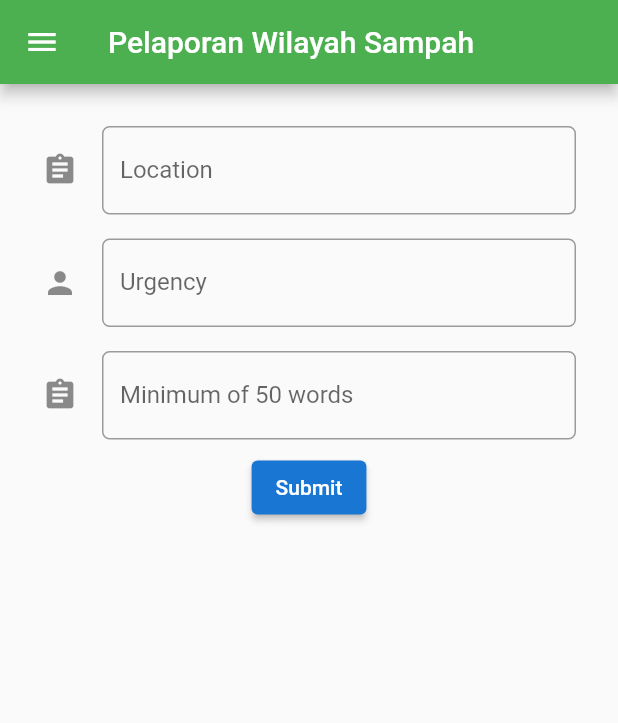
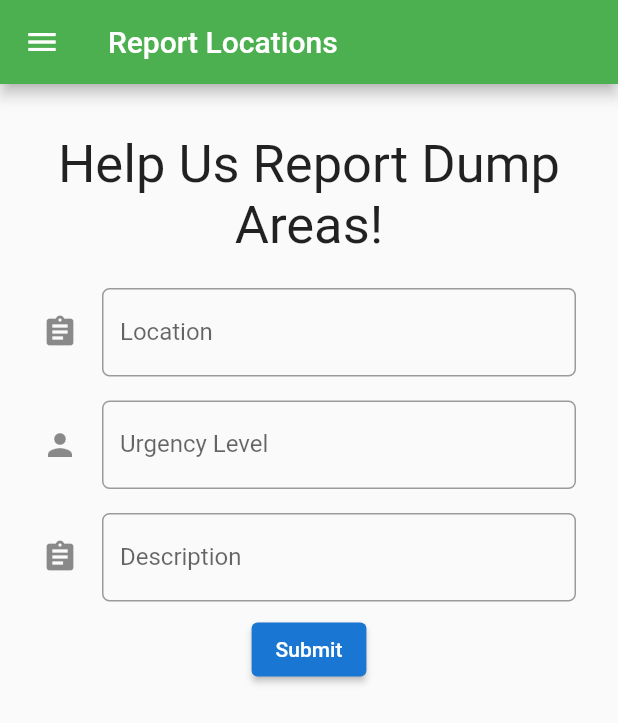
Before and after one commit to A03-PBP-2022/cleanify-mobile, a Flutter app: the FormReportPage screen opened directly, on a phone screen of 412 x 824 dp. Shown: the top 723 px of the screen. Run offline on Flutter 3.47's test engine with Material 2 defaults, Android fonts, the phone set to English and light mode, and no system bars; our stand-ins replace flutter_markdown, infinite_scroll_pagination; missing offline and left inert: pbp_django_auth.

Commit message:
Auth: Role permission updates, Report: input validator updates

```diff
--- a/lib/authentication/page/registerPage.dart
+++ b/lib/authentication/page/registerPage.dart
@@ -35,8 +35,8 @@ class _State extends State<RegisterPage> {
     });
   }
 
-  String role = 'User';
-  List<String> listRole = ['User', 'Crew'];
+  String role = 'user';
+  List<String> listRole = ['user', 'crew'];
 
   @override
   Widget build(BuildContext context) {
--- a/lib/laporsampah/page/form_report.dart
+++ b/lib/laporsampah/page/form_report.dart
@@ -4,9 +4,9 @@ import 'package:cleanify/core/drawer.dart';
 import 'package:provider/provider.dart';
 import 'package:pbp_django_auth/pbp_django_auth.dart';
 import 'package:cleanify/consts.dart';
+import 'package:flutter/services.dart';
 
 class FormReportPage extends StatefulWidget {
-  // final String id;
   const FormReportPage({super.key});
 
   @override
@@ -15,10 +15,10 @@ class FormReportPage extends StatefulWidget {
 
 class _FormReportPageState extends State<FormReportPage> {
   final _loginFormKey = GlobalKey<FormState>();
-  final TextEditingController LocationField = TextEditingController(text: "");
-  final TextEditingController UrgencyField = TextEditingController(text: "");
-  final TextEditingController DescriptionField = TextEditingController(text: "");
-  final TextEditingController DateField = TextEditingController(text: "");
+  final TextEditingController locationField = TextEditingController(text: "");
+  final TextEditingController urgencyField = TextEditingController(text: "");
+  final TextEditingController descriptionField =
+      TextEditingController(text: "");
 
   @override
   Widget build(BuildContext context) {
@@ -26,7 +26,7 @@ class _FormReportPageState extends State<FormReportPage> {
     return Scaffold(
       drawer: GlobalDrawer(),
       appBar: AppBar(
-        title: Text("Pelaporan Wilayah Sampah"),
+        title: Text("Report Locations"),
       ),
       body: Form(
         key: _loginFormKey,
@@ -37,10 +37,21 @@ class _FormReportPageState extends State<FormReportPage> {
               children: [
                 Padding(
                   padding: const EdgeInsets.all(8.0),
+                  child: Container(
+                      padding: EdgeInsets.all(5),
+                      child: Text(
+                        "Help Us Report Dump Areas!",
+                        style: TextStyle(fontSize: 35),
+                        textAlign: TextAlign.center,
+                      )),
+                ),
+                Padding(
+                  padding: const EdgeInsets.all(8.0),
                   child: TextFormField(
-                    controller: LocationField,
+                    controller: locationField,
                     decoration: new InputDecoration(
-                      hintText: "Wilayah sampah",
+                      hintText:
+                          "ex: The river next to BCA building, Ahmad Yani Road",
                       labelText: "Location",
                       icon: Icon(Icons.assignment),
                       border: OutlineInputBorder(
@@ -48,7 +59,7 @@ class _FormReportPageState extends State<FormReportPage> {
                     ),
                     validator: (value) {
                       if (value?.isEmpty ?? true) {
-                        return "Please fill the location's detail";
+                        return "Please fill the detail of location!";
                       }
                       return null;
                     },
@@ -57,17 +68,26 @@ class _FormReportPageState extends State<FormReportPage> {
                 Padding(
                   padding: const EdgeInsets.all(8.0),
                   child: TextFormField(
-                    controller: UrgencyField,
+                    controller: urgencyField,
                     decoration: new InputDecoration(
-                      hintText: "out of 5",
-                      labelText: "Urgency",
+                      hintText: "Rate the urgency out of 5",
+                      labelText: "Urgency Level",
                       icon: Icon(Icons.person),
                       border: OutlineInputBorder(
                           borderRadius: new BorderRadius.circular(5.0)),
                     ),
                     validator: (value) {
                       if (value?.isEmpty ?? true) {
-                        return "Please fill the location's urgency level";
+                        return "Please fill the location's urgency level!";
+                      } else {
+                        try {
+                          var intValue = int.parse(value.toString());
+                          if (intValue < 1 || intValue > 5) {
+                            return "Fill with integers between 1-5!";
+                          }
+                        } catch (e) {
+                          return "Fill with integers!";
+                        }
                       }
                       return null;
                     },
@@ -76,17 +96,19 @@ class _FormReportPageState extends State<FormReportPage> {
                 Padding(
                   padding: const EdgeInsets.all(8.0),
                   child: TextFormField(
-                    controller: DescriptionField,
+                    controller: descriptionField,
                     decoration: new InputDecoration(
-                      hintText: "Description",
-                      labelText: "Minimum of 50 words",
+                      hintText: "ex: Dangerous electronic waste",
+                      labelText: "Description",
                       icon: Icon(Icons.assignment),
                       border: OutlineInputBorder(
                           borderRadius: new BorderRadius.circular(5.0)),
                     ),
                     validator: (value) {
                       if (value?.isEmpty ?? true) {
-                        return "Please fill the location's description";
+                        return "Please fill the location's description!";
+                      } else if (value.toString().length < 10) {
+                        return "Description is too short!";
                       }
                       return null;
                     },
@@ -106,9 +128,9 @@ class _FormReportPageState extends State<FormReportPage> {
                       if (_loginFormKey.currentState!.validate()) {
                         const url = "$endpointDomain/report/reportlocation/";
                         final response = await request.post(url, {
-                          'location': LocationField.text,
-                          'urgency': UrgencyField.text,
-                          'description': DescriptionField.text,
+                          'location': locationField.text,
+                          'urgency': urgencyField.text,
+                          'description': descriptionField.text,
                         });
                         print(response);
                         // Map<String, dynamic> data = jsonDecode(response);
@@ -117,8 +139,8 @@ class _FormReportPageState extends State<FormReportPage> {
                           MaterialPageRoute(
                               builder: (context) => FormReportPage()),
                         );
-
-                      };
+                      }
+                      ;
                     }),
               ],
             ),
```
Also changed, not shown: lib/laporsampah/page/list_report.dart (+58 -17 lines).
